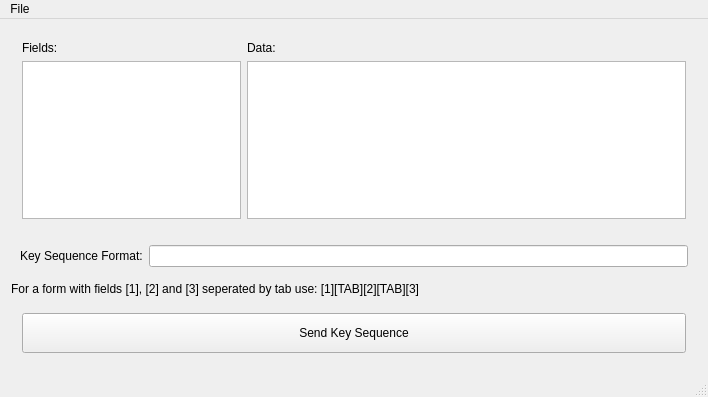
Before: the Qt Designer form mainwindow.ui in jakeson21/AutoFiller, drawn with Qt 5.
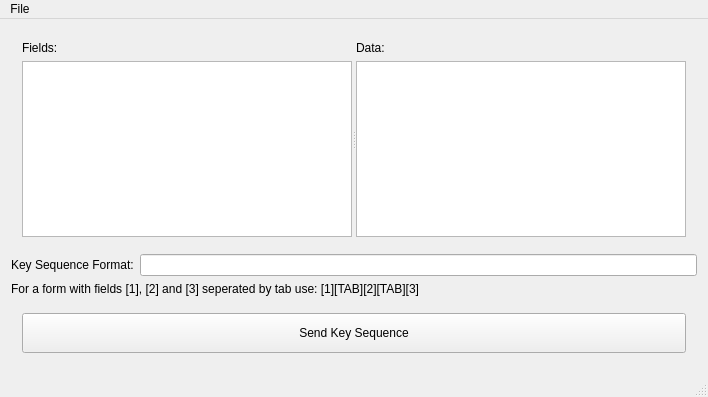
After: the same form once the commit is applied.

Commit message: Added splitter between field and data windows.

Diff of the .ui file:
```diff
--- a/mainwindow.ui
+++ b/mainwindow.ui
@@ -17,9 +17,16 @@
    <layout class="QVBoxLayout" name="verticalLayout_3">
     <item>
      <widget class="QWidget" name="widget_4" native="true">
-      <layout class="QHBoxLayout" name="horizontalLayout_3" stretch="1,2">
+      <layout class="QVBoxLayout" name="verticalLayout_4">
        <item>
-        <widget class="QFrame" name="frame">
+        <widget class="QSplitter" name="splitter">
+         <property name="orientation">
+          <enum>Qt::Horizontal</enum>
+         </property>
+         <property name="childrenCollapsible">
+          <bool>false</bool>
+         </property>
+         <widget class="QWidget" name="widget_2" native="true">
          <layout class="QVBoxLayout" name="verticalLayout">
           <property name="leftMargin">
            <number>0</number>
@@ -34,7 +41,7 @@
            <number>0</number>
           </property>
           <item>
-           <widget class="QLabel" name="label_3">
+            <widget class="QLabel" name="label_4">
             <property name="text">
              <string>Fields:</string>
             </property>
@@ -49,13 +56,8 @@
           </item>
          </layout>
         </widget>
-       </item>
-       <item>
-        <widget class="QWidget" name="widget_2" native="true">
+         <widget class="QWidget" name="widget_5" native="true">
          <layout class="QVBoxLayout" name="verticalLayout_2">
-          <property name="spacing">
-           <number>6</number>
-          </property>
           <property name="leftMargin">
            <number>0</number>
           </property>
@@ -69,7 +71,7 @@
            <number>0</number>
           </property>
           <item>
-           <widget class="QLabel" name="label_5">
+            <widget class="QLabel" name="label_3">
             <property name="text">
              <string>Data:</string>
             </property>
@@ -105,6 +107,7 @@
           </item>
          </layout>
         </widget>
+        </widget>
        </item>
       </layout>
      </widget>
@@ -113,16 +116,16 @@
      <widget class="QWidget" name="widget_3" native="true">
       <layout class="QHBoxLayout" name="horizontalLayout">
        <property name="leftMargin">
-        <number>9</number>
+        <number>0</number>
        </property>
        <property name="topMargin">
-        <number>9</number>
+        <number>0</number>
        </property>
        <property name="rightMargin">
-        <number>9</number>
+        <number>0</number>
        </property>
        <property name="bottomMargin">
-        <number>9</number>
+        <number>0</number>
        </property>
        <item>
         <widget class="QLabel" name="label">
```
Lines whose indentation alone changed are shown as unchanged.
